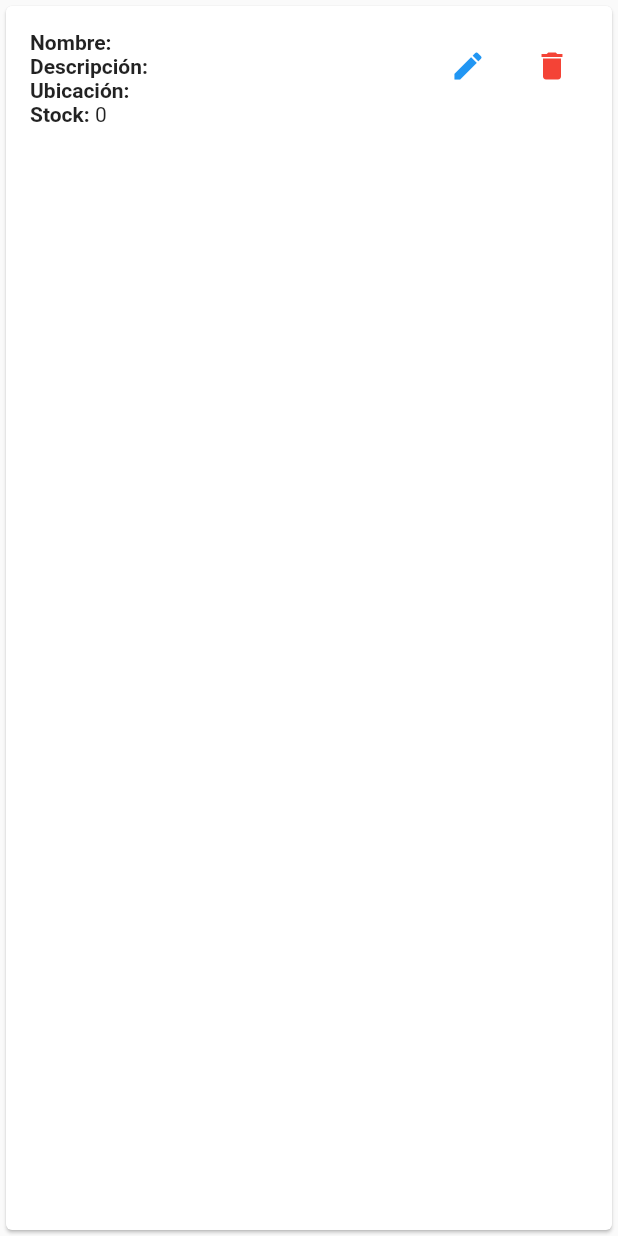
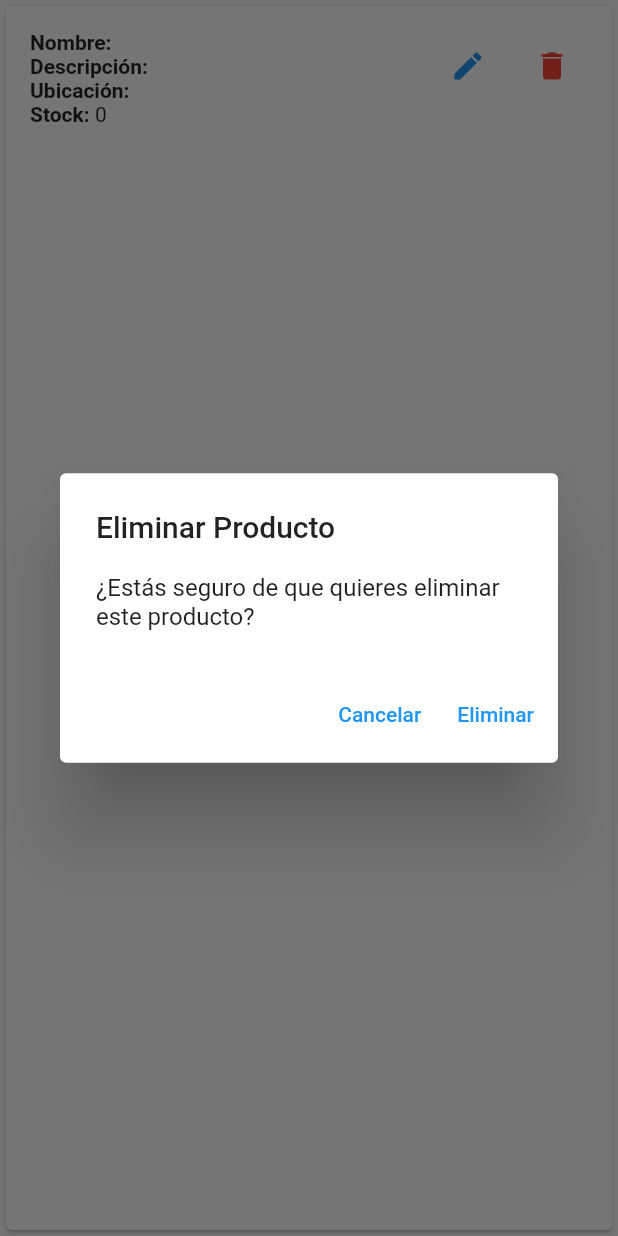
Before and after one commit to BitWizards-Software3/scraphone-frontend, a Flutter app: the ShowProductCardWidget widget shown alone on an empty page, opened directly with empty values, after a tap on the "delete" icon, on a phone screen of 412 x 824 dp. Run offline on Flutter 3.47's test engine with Material 2 defaults, Android fonts, the phone set to English and light mode, and no system bars; network calls fail.

Commit message:
agrego funcionalidad de eliminar el prodcuto desde el widget de mostrar

```diff
--- a/frontend/lib/src/ui/widgets/show_product_card_widget.dart
+++ b/frontend/lib/src/ui/widgets/show_product_card_widget.dart
@@ -64,6 +64,7 @@ class _ShowProductCardWidgetState extends State<ShowProductCardWidget> {
                 }),
                 SizedBox(width: 8.0),
                 buildIcon(Icons.delete, Colors.red, () {
+                  _showDeleteDialog(context);
                   // Lógica para eliminar el producto
                 }),
               ],
@@ -139,12 +140,46 @@ class _ShowProductCardWidgetState extends State<ShowProductCardWidget> {
     );
   }
 
+  Future<void> _showDeleteDialog(BuildContext context) async {
+    return showDialog(
+      context: context,
+      builder: (BuildContext context) {
+        return AlertDialog(
+          title: Text('Eliminar Producto'),
+          content: SingleChildScrollView(
+            child: Column(
+              children: [
+                Text('¿Estás seguro de que quieres eliminar este producto?'),
+              ],
+            ),
+          ),
+          actions: [
+            TextButton(
+              onPressed: () {
+                Navigator.of(context).pop();
+              },
+              child: Text('Cancelar'),
+            ),
+            TextButton(
+              onPressed: () {
+                _deleteProduct();
+                Navigator.of(context).pop();
+              },
+              child: Text('Eliminar'),
+            ),
+          ],
+        );
+      },
+    );
+  }
+
   void _updateProduct() async {
     // Validar que el campo de stock sea un valor no negativo
     final stockValue = int.tryParse(_stockController.text) ?? 0;
     if (stockValue < 0) {
       // Muestra una alerta de error y no continúes con la actualización
-    _showErrorAlert(context, 'Error: El stock no puede ser un valor negativo');
+      _showErrorAlert(
+          context, 'Error: El stock no puede ser un valor negativo');
       return;
     }
 
@@ -155,9 +190,9 @@ void _updateProduct() async {
       shelf: _shelfController.text,
       stock: stockValue,
       stock_notification: widget.productData.stock_notification ?? false,
-    existence_notification: widget.productData.existence_notification ?? false,
+      existence_notification:
+          widget.productData.existence_notification ?? false,
     );
-
     // Imprime los datos antes de enviar la solicitud
     print('Datos que estás enviando:');
     print(updatedProduct.toJson());
@@ -166,6 +201,19 @@ void _updateProduct() async {
     final response = await widget.productRepository.updateProduct(
       widget.productData.id.toString(),
       updatedProduct,
+    );
+
+    // Imprime la respuesta del servidor
+    print('Respuesta del servidor:');
+
+    // Puedes realizar acciones adicionales después de la actualización
+    widget.onUpdate(); // Llama a la función de actualización externa
+  }
+
+  void _deleteProduct() async {
+    // Envia la solicitud al repositorio y espera la respuesta
+    final response = await widget.productRepository.deleteProduct(
+      widget.productData.id.toString(),
     );
 
     // Imprime la respuesta del servidor
@@ -195,7 +243,6 @@ void _showErrorAlert(BuildContext context, String message) {
     );
   }
 
-
   @override
   void dispose() {
     _nameController.dispose();
```
Also changed, not shown: frontend/lib/src/data/repositories/product_repository.dart (+32 -6 lines). Lines whose indentation alone changed are shown as unchanged.
